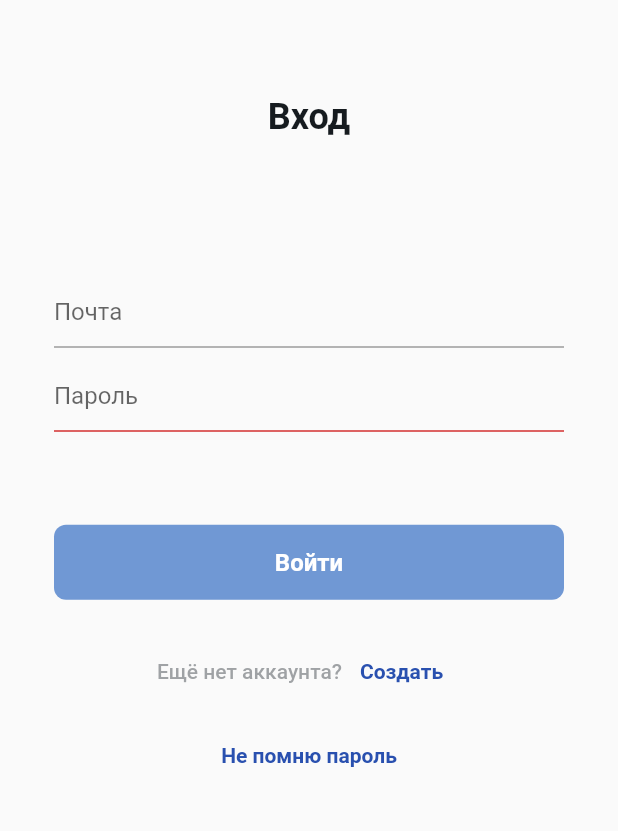
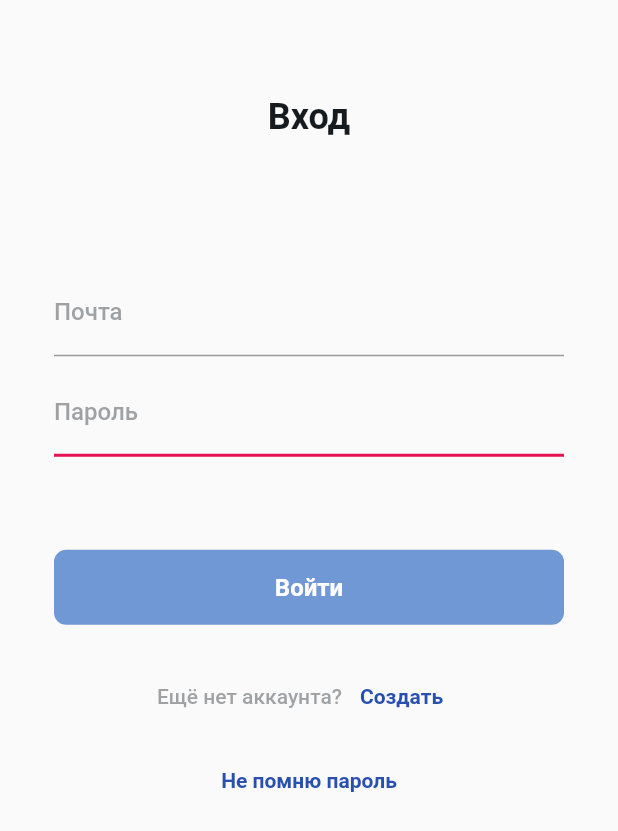
Before and after one commit to RodionSuprun/gifts_manager, a Flutter app: the screen it shows after launch, on a phone screen of 412 x 824 dp. Shown: the top 831 px of the screen. Run offline on Flutter 3.47's test engine with Material 2 defaults, Android fonts, the phone set to English and light mode, and no system bars; our stand-ins replace bloc, equatable, flutter_bloc.

Commit message:
Added textFields

```diff
--- a/lib/presentation/login/view/login_page.dart
+++ b/lib/presentation/login/view/login_page.dart
@@ -211,6 +211,8 @@
         builder: (context, emailError) {
           return TextField(
             focusNode: _emailFocusNode,
+            autocorrect: false,
+            keyboardType: TextInputType.emailAddress,
             onChanged: (text) {
               context.read<LoginBloc>().add(LoginEmailChanged(text));
             },
@@ -218,7 +220,7 @@
               _passwordFocusNode.requestFocus();
             },
             decoration: InputDecoration(
-              hintText: "Почта",
+              labelText: "Почта",
               errorText: emailError == EmailError.noError
                   ? null
                   : emailError.toString(),
@@ -249,6 +251,9 @@
         builder: (context, passwordError) {
           return TextField(
             focusNode: _passwordFocusNode,
+            keyboardType: TextInputType.visiblePassword,
+            obscureText: true,
+            autocorrect: false,
             onChanged: (text) {
               context.read<LoginBloc>().add(LoginPasswordChanged(text));
             },
@@ -256,7 +261,7 @@
               context.read<LoginBloc>().add(const LoginLoginButtonClicked());
             },
             decoration: InputDecoration(
-              hintText: "Пароль",
+              labelText: "Пароль",
               errorText: passwordError == PasswordError.noError
                   ? null
                   : passwordError.toString(),
--- a/lib/presentation/theme/dark_theme.dart
+++ b/lib/presentation/theme/dark_theme.dart
@@ -102,5 +102,39 @@
       ),
     ),
   ),
-
+  inputDecorationTheme: _base.inputDecorationTheme.copyWith(
+    hintStyle: _base.primaryTextTheme.bodyText1!.copyWith(
+      color: AppColors.darkWhite60,
+      fontWeight: FontWeight.w500,
+      fontSize: 16,
+      height: 1.25,
+    ),
+    errorStyle: const TextStyle(
+      color: AppColors.darkPink100,
+    ),
+    border: const UnderlineInputBorder(
+      borderSide: BorderSide(color: AppColors.darkWhite60, width: 1),
+    ),
+    focusedBorder: const UnderlineInputBorder(
+      borderSide: BorderSide(color: AppColors.darkWhite60, width: 2),
+    ),
+    errorBorder: const UnderlineInputBorder(
+      borderSide: BorderSide(color: AppColors.darkPink100, width: 2),
+    ),
+    labelStyle: _base.primaryTextTheme.bodyText1!.copyWith(
+      color: AppColors.darkWhite60,
+      fontWeight: FontWeight.w500,
+      fontSize: 16,
+      height: 1.25,
+    ),
+    floatingLabelStyle: const TextStyle(
+      color: AppColors.darkDarkBlue100,
+      fontWeight: FontWeight.w400,
+      fontSize: 12,
+    ),
+  ),
+  textSelectionTheme: _base.textSelectionTheme.copyWith(
+    cursorColor: AppColors.darkDarkBlue100,
+    selectionHandleColor: AppColors.lightLightBlue100,
+  ),
 );
--- a/lib/presentation/theme/light_theme.dart
+++ b/lib/presentation/theme/light_theme.dart
@@ -88,4 +88,39 @@
       ),
     ),
   ),
+  inputDecorationTheme: _base.inputDecorationTheme.copyWith(
+    hintStyle: _base.primaryTextTheme.bodyText1!.copyWith(
+      color: AppColors.lightGrey60,
+      fontWeight: FontWeight.w500,
+      fontSize: 16,
+      height: 1.25,
+    ),
+    errorStyle: const TextStyle(
+      color: AppColors.lightPink100,
+    ),
+    border: const UnderlineInputBorder(
+      borderSide: BorderSide(color: AppColors.black16, width: 1),
+    ),
+    focusedBorder: const UnderlineInputBorder(
+      borderSide: BorderSide(color: AppColors.lightDarkBlue100, width: 2),
+    ),
+    errorBorder: const UnderlineInputBorder(
+      borderSide: BorderSide(color: AppColors.lightPink100, width: 2),
+    ),
+    labelStyle: _base.primaryTextTheme.bodyText1!.copyWith(
+      color: AppColors.lightGrey60,
+      fontWeight: FontWeight.w500,
+      fontSize: 16,
+      height: 1.25,
+    ),
+    floatingLabelStyle: const TextStyle(
+      color: AppColors.lightDarkBlue100,
+      fontWeight: FontWeight.w400,
+      fontSize: 12,
+    ),
+  ),
+  textSelectionTheme: _base.textSelectionTheme.copyWith(
+    cursorColor: AppColors.lightDarkBlue100,
+    selectionHandleColor: AppColors.lightLightBlue100,
+  ),
 );
```
Lines whose indentation alone changed are shown as unchanged.
